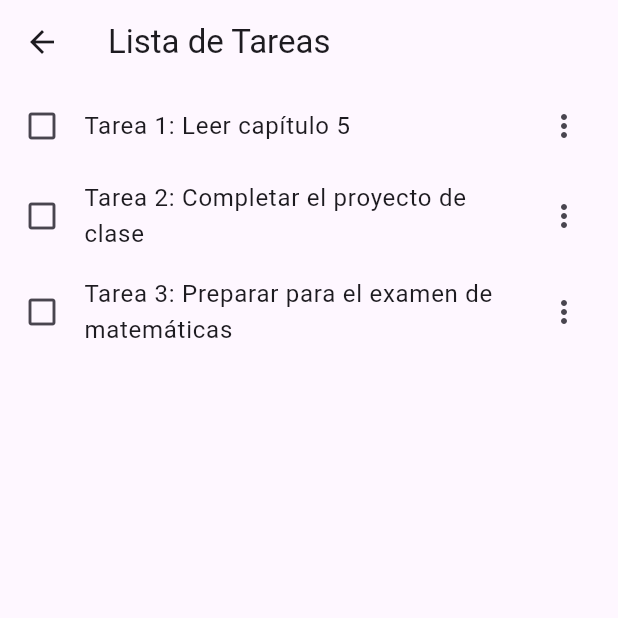
After one commit to Jazzon001/Examen1, a Flutter app: the TasksWidget screen opened directly, on a phone screen of 412 x 824 dp, the top half of it. The commit adds this screen. Run offline on Flutter 3.47's test engine with Material 3 defaults, Android fonts, the phone set to English and light mode, and no system bars.

Commit message:
Implementación de pantallas nuevas, noticias y lista de tareas.

```diff
--- /dev/null
+++ b/examen1/lib/widgets/tasks_widget.dart
@@ -0,0 +1,30 @@
+import 'package:flutter/material.dart';
+
+class TasksWidget extends StatelessWidget {
+  const TasksWidget({super.key});
+
+  @override
+  Widget build(BuildContext context) {
+    final List<String> tasks = [
+      "Tarea 1: Leer capítulo 5",
+      "Tarea 2: Completar el proyecto de clase",
+      "Tarea 3: Preparar para el examen de matemáticas",
+    ];
+
+    return Scaffold(
+      appBar: AppBar(
+        title: Text('Lista de Tareas'),
+      ),
+      body: ListView.builder(
+        itemCount: tasks.length,
+        itemBuilder: (context, index) {
+          return ListTile(
+            title: Text(tasks[index]),
+            leading: Icon(Icons.check_box_outline_blank),
+            trailing: Icon(Icons.more_vert),
+          );
+        },
+      ),
+    );
+  }
+}
```
Also changed, not shown: examen1/lib/main.dart (+11 -27 lines), examen1/lib/widgets/news_widget.dart (added, +82 -0 lines), examen1/assests/imagen1.jpg (added), examen1/pubspec.yaml (line endings or trailing spaces).
